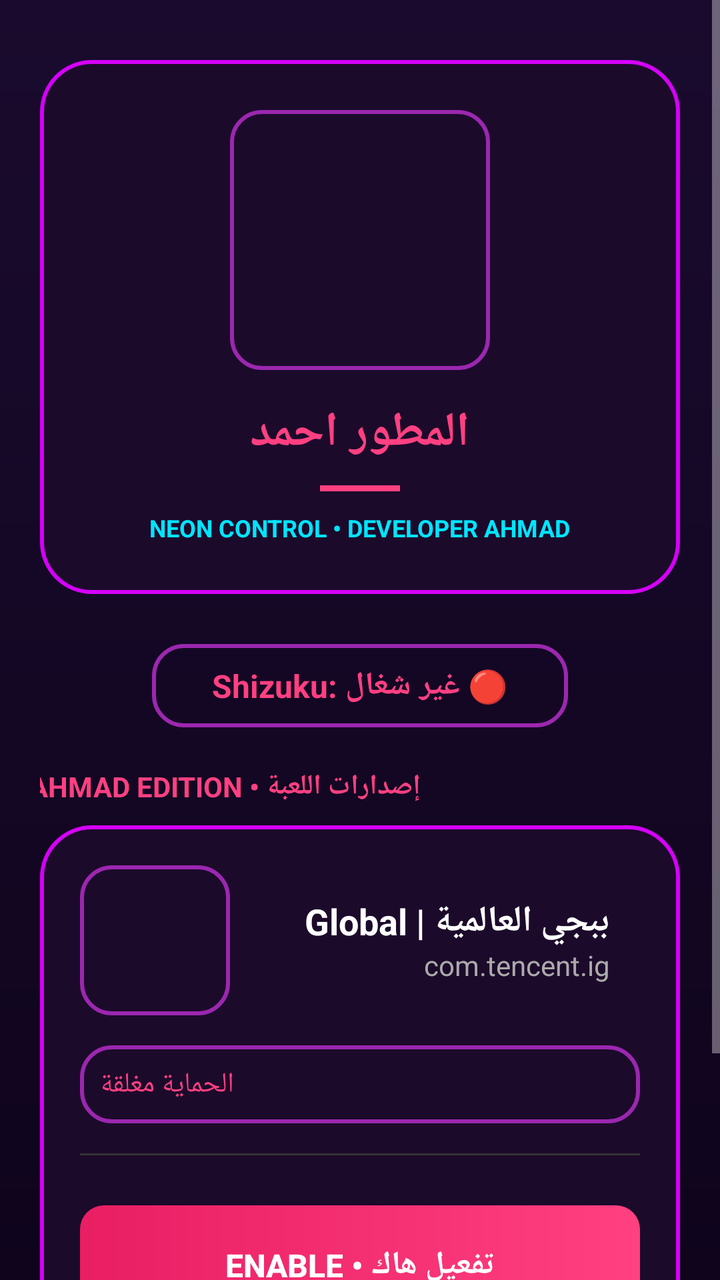
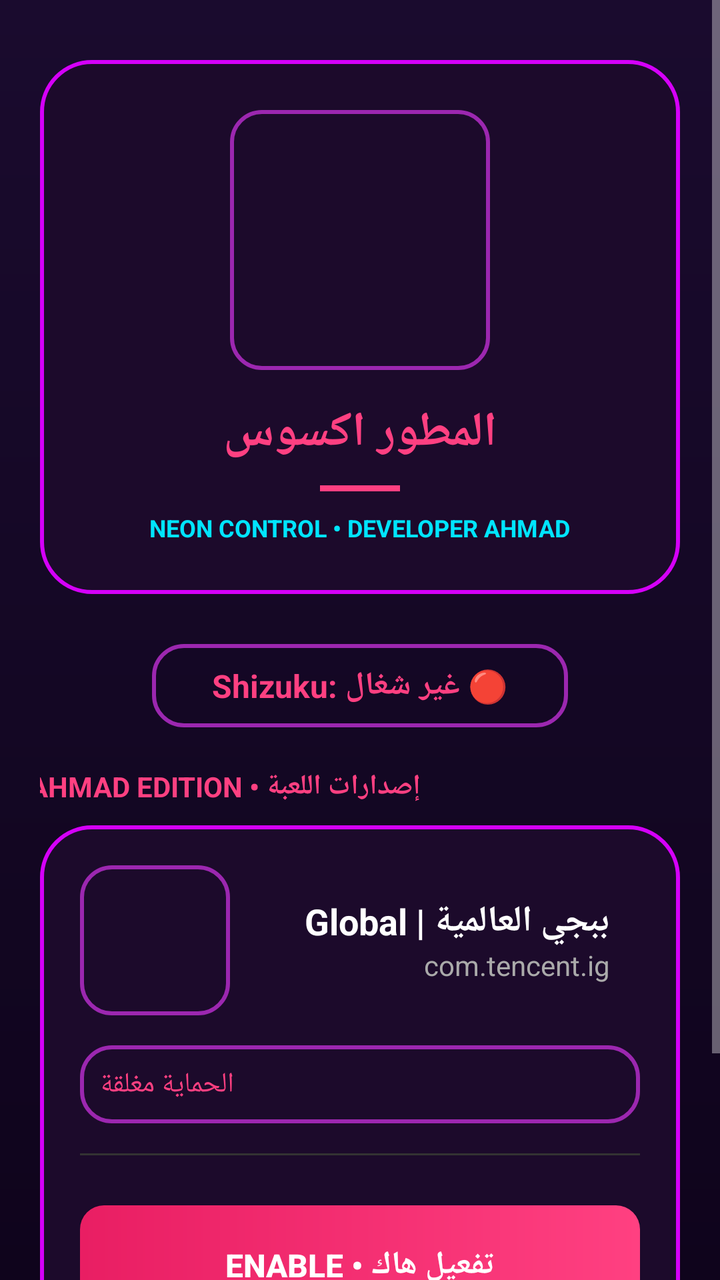

Compare the two renders of this Android layout. The source of the first and the diff that turns it into the second are given below.
<!-- AndroidManifest.xml: application theme Theme.AppCompat.NoActionBar -->
<!-- res/layout/activity_main.xml -->
<?xml version="1.0" encoding="utf-8"?>
<ScrollView xmlns:android="http://schemas.android.com/apk/res/android"
    android:layout_width="match_parent"
    android:layout_height="match_parent"
    android:background="@drawable/bg_gradient"
    android:fillViewport="true">

    <LinearLayout
        android:layout_width="match_parent"
        android:layout_height="wrap_content"
        android:orientation="vertical"
        android:padding="20dp"
        android:gravity="center_horizontal">

        
        <LinearLayout
            android:layout_width="match_parent"
            android:layout_height="wrap_content"
            android:background="@drawable/bg_card"
            android:orientation="vertical"
            android:gravity="center"
            android:padding="25dp"
            android:layout_marginTop="10dp">

            
            <ImageView
                android:id="@+id/img_logo_top"
                android:layout_width="130dp"
                android:layout_height="130dp"
                android:background="@drawable/btn_purple_outline"
                android:padding="5dp"
                android:scaleType="centerCrop" />

            <TextView
                android:layout_width="wrap_content"
                android:layout_height="wrap_content"
                android:text="المطور احمد"
                android:textColor="#FF4081"
                android:textSize="24sp"
                android:textStyle="bold"
                android:layout_marginTop="15dp"/>

            <View
                android:layout_width="40dp"
                android:layout_height="3dp"
                android:background="#FF4081"
                android:layout_marginTop="10dp"
                android:layout_marginBottom="10dp"/>

            <TextView
                android:layout_width="wrap_content"
                android:layout_height="wrap_content"
                android:text="NEON CONTROL • DEVELOPER AHMAD"
                android:textColor="#00E5FF"
                android:textSize="12sp"
                android:textStyle="bold" />
        </LinearLayout>

        
        <TextView
            android:id="@+id/tv_status"
            android:layout_width="wrap_content"
            android:layout_height="wrap_content"
            android:text="Shizuku: غير شغال 🔴"
            android:textColor="#FF4081"
            android:textSize="16sp"
            android:textStyle="bold"
            android:background="@drawable/btn_purple_outline"
            android:paddingHorizontal="30dp"
            android:paddingVertical="10dp"
            android:layout_marginTop="25dp" />

        
        <TextView
            android:layout_width="match_parent"
            android:layout_height="wrap_content"
            android:text="إصدارات اللعبة • AHMAD EDITION"
            android:textColor="#FF4081"
            android:textSize="14sp"
            android:textStyle="bold"
            android:gravity="end"
            android:layout_marginTop="20dp"
            android:layout_marginEnd="10dp"
            android:layout_marginBottom="10dp"/>

        
        <LinearLayout
            android:layout_width="match_parent"
            android:layout_height="wrap_content"
            android:background="@drawable/bg_card"
            android:orientation="vertical"
            android:padding="20dp">

            <LinearLayout
                android:layout_width="match_parent"
                android:layout_height="wrap_content"
                android:orientation="horizontal"
                android:gravity="center_vertical">

                
                <ImageView
                    android:id="@+id/img_pubg_icon"
                    android:layout_width="75dp"
                    android:layout_height="75dp"
                    android:background="@drawable/btn_purple_outline"
                    android:padding="3dp"
                    android:scaleType="centerCrop" />

                <LinearLayout
                    android:layout_width="0dp"
                    android:layout_height="wrap_content"
                    android:layout_weight="1"
                    android:orientation="vertical"
                    android:layout_marginEnd="15dp"
                    android:gravity="end">

                    <TextView
                        android:layout_width="wrap_content"
                        android:layout_height="wrap_content"
                        android:text="ببجي العالمية | Global"
                        android:textColor="#FFFFFF"
                        android:textSize="18sp"
                        android:textStyle="bold" />

                    <TextView
                        android:layout_width="wrap_content"
                        android:layout_height="wrap_content"
                        android:text="com.tencent.ig"
                        android:textColor="#AAAAAA"
                        android:textSize="14sp" />
                </LinearLayout>
            </LinearLayout>

            
            <TextView
                android:layout_width="match_parent"
                android:layout_height="wrap_content"
                android:text="الحماية مغلقة"
                android:textColor="#FF4081"
                android:textSize="14sp"
                android:gravity="end"
                android:padding="10dp"
                android:layout_marginTop="15dp"
                android:background="@drawable/btn_purple_outline"/>

            <View
                android:layout_width="match_parent"
                android:layout_height="1dp"
                android:background="#333333"
                android:layout_marginTop="15dp"
                android:layout_marginBottom="15dp"/>

            
            <Button
                android:id="@+id/btn_start"
                android:layout_width="match_parent"
                android:layout_height="60dp"
                android:text="ENABLE • تفعيل هاك"
                android:textColor="#FFFFFF"
                android:textSize="16sp"
                android:textStyle="bold"
                android:background="@drawable/btn_pink"
                android:layout_marginTop="10dp"/>

            
            <Button
                android:id="@+id/btn_delete_hack"
                android:layout_width="match_parent"
                android:layout_height="60dp"
                android:text="REMOVE • حذف ملف هاك"
                android:textColor="#FF4081"
                android:textSize="16sp"
                android:textStyle="bold"
                android:background="@drawable/btn_purple_outline"
                android:layout_marginTop="15dp"/>

        </LinearLayout>
    </LinearLayout>
</ScrollView>
<!-- resources referenced by this layout -->
<resources>
  <!-- drawable bg_card (drawable) -->
  <?xml version="1.0" encoding="utf-8"?>
  <shape xmlns:android="http://schemas.android.com/apk/res/android">
      <solid android:color="#1C0A2B" />
      <corners android:radius="25dp" />
      <stroke android:width="2dp" android:color="#D500F9"/>
  </shape>
  <!-- drawable bg_gradient (drawable) -->
  <?xml version="1.0" encoding="utf-8"?>
  <shape xmlns:android="http://schemas.android.com/apk/res/android">
      <gradient
          android:angle="270"
          android:startColor="#1A0B2E"
          android:endColor="#0F041C"
          android:type="linear" />
  </shape>
  <!-- drawable btn_pink (drawable) -->
  <?xml version="1.0" encoding="utf-8"?>
  <shape xmlns:android="http://schemas.android.com/apk/res/android">
      <gradient
          android:angle="0"
          android:startColor="#E91E63"
          android:endColor="#FF4081" />
      <corners android:radius="12dp" />
  </shape>
  <!-- drawable btn_purple_outline (drawable) -->
  <?xml version="1.0" encoding="utf-8"?>
  <shape xmlns:android="http://schemas.android.com/apk/res/android">
      <solid android:color="#00000000" />
      <corners android:radius="15dp" />
      <stroke android:width="2dp" android:color="#9C27B0"/>
  </shape>
</resources>

<!-- the commit's change to res/layout/activity_main.xml (unified diff, before → after) -->
@@ -34,7 +34,7 @@
             <TextView
                 android:layout_width="wrap_content"
                 android:layout_height="wrap_content"
-                android:text="المطور احمد"
+                android:text="المطور اكسوس"
                 android:textColor="#FF4081"
                 android:textSize="24sp"
                 android:textStyle="bold"
